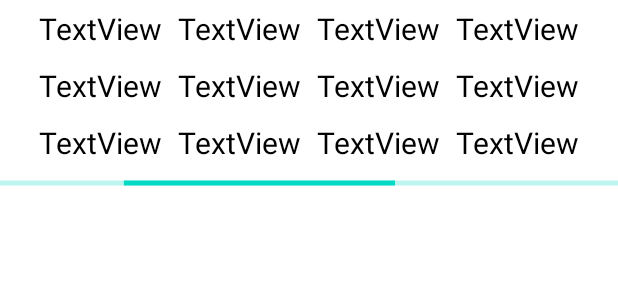
After one commit to GhoudanAyoub/projetws, an Android app: the layout activity_main2.xml on its own in the app's theme, with its tools: preview values and no code run, on a phone screen of 412 x 824 dp. The commit adds this screen. Shown: the top 300 px of the screen. Run offline under Robolectric (Android 15) with nearby library versions, the phone set to English and light mode, and no system bars; network calls fail.

Commit message:
show Etudiant

```diff
--- a/app/build.gradle
+++ b/app/build.gradle
@@ -37,4 +37,8 @@ dependencies {
     androidTestImplementation 'androidx.test.espresso:espresso-core:3.4.0'
     implementation 'com.android.volley:volley:1.2.1'
     implementation 'com.google.code.gson:gson:2.9.0'
+    //AndroidBAsic
+    //noinspection GradleCompatible
+    implementation 'com.android.support:recyclerview-v7:29.0.0'
+
 }
--- a/app/src/main/java/com/example/projetws/MainActivity.java
+++ b/app/src/main/java/com/example/projetws/MainActivity.java
@@ -1,5 +1,6 @@
 package com.example.projetws;
 
+import android.content.Intent;
 import android.os.Bundle;
 import android.util.Log;
 import android.view.View;
@@ -30,7 +31,7 @@ public class MainActivity extends AppCompatActivity implements View.OnClickListe
     private RadioButton f;
     private Button add;
     RequestQueue requestQueue;
-    String insertUrl = "http://localhost/php02_1/ws/createEtudiant.php";
+    String insertUrl = "http://localhost/phpvolley/ws/createEtudiant.php";
 
     @Override
     protected void onCreate(Bundle savedInstanceState) {
@@ -43,6 +44,7 @@ public class MainActivity extends AppCompatActivity implements View.OnClickListe
         m = (RadioButton) findViewById(R.id.m);
         f = (RadioButton) findViewById(R.id.f);
         add.setOnClickListener(this);
+        findViewById(R.id.buttonshow).setOnClickListener(view -> startActivity(new Intent(getApplicationContext(),MainActivity2.class)));
 
     }
 
--- a/app/src/main/res/layout/activity_main.xml
+++ b/app/src/main/res/layout/activity_main.xml
@@ -76,4 +76,10 @@
         android:layout_width="match_parent"
         android:layout_height="wrap_content"
         android:text="Add" />
+
+    <Button
+        android:id="@+id/buttonshow"
+        android:layout_width="match_parent"
+        android:layout_height="wrap_content"
+        android:text="Show All" />
 </LinearLayout>
--- /dev/null
+++ b/app/src/main/res/layout/activity_main2.xml
@@ -0,0 +1,33 @@
+<?xml version="1.0" encoding="utf-8"?>
+<ScrollView
+    xmlns:android="http://schemas.android.com/apk/res/android"
+    xmlns:app="http://schemas.android.com/apk/res-auto"
+    xmlns:tools="http://schemas.android.com/tools"
+    android:layout_width="match_parent"
+    android:layout_height="match_parent"
+    tools:context=".MainActivity2">
+
+    <LinearLayout
+        android:layout_width="match_parent"
+        android:layout_height="wrap_content"
+        android:orientation="vertical">
+
+        <androidx.recyclerview.widget.RecyclerView
+            android:id="@+id/recyclerView"
+            android:layout_width="match_parent"
+            android:layout_height="wrap_content"
+            android:background="#1EFFFFFF"
+            tools:listitem="@layout/rec_lay">
+
+        </androidx.recyclerview.widget.RecyclerView>
+
+        <ProgressBar
+            android:id="@+id/progressBar"
+            style="@style/Widget.AppCompat.ProgressBar.Horizontal"
+            android:layout_width="match_parent"
+            android:layout_height="wrap_content"
+            android:layout_gravity="center"
+            android:indeterminate="true" />
+
+    </LinearLayout>
+</ScrollView>
--- /dev/null
+++ b/app/src/main/res/layout/rec_lay.xml
@@ -0,0 +1,48 @@
+<?xml version="1.0" encoding="utf-8"?>
+<LinearLayout xmlns:android="http://schemas.android.com/apk/res/android"
+    android:layout_width="match_parent"
+    android:layout_height="wrap_content"
+    android:orientation="vertical">
+
+    <TableRow
+        android:layout_width="match_parent"
+        android:layout_height="match_parent"
+        android:gravity="center_horizontal">
+
+        <TextView
+            android:id="@+id/textView5"
+            android:layout_width="wrap_content"
+            android:layout_height="wrap_content"
+            android:layout_margin="5dp"
+            android:text="TextView"
+            android:textColor="#000000"
+            android:textSize="20sp" />
+
+        <TextView
+            android:id="@+id/textView6"
+            android:layout_width="wrap_content"
+            android:layout_height="wrap_content"
+            android:layout_margin="5dp"
+            android:text="TextView"
+            android:textColor="#000000"
+            android:textSize="20sp" />
+
+        <TextView
+            android:id="@+id/textView7"
+            android:layout_width="wrap_content"
+            android:layout_height="wrap_content"
+            android:layout_margin="5dp"
+            android:text="TextView"
+            android:textColor="#000000"
+            android:textSize="20sp" />
+
+        <TextView
+            android:id="@+id/textView8"
+            android:layout_width="wrap_content"
+            android:layout_height="wrap_content"
+            android:layout_margin="5dp"
+            android:text="TextView"
+            android:textColor="#000000"
+            android:textSize="20sp" />
+    </TableRow>
+</LinearLayout>
```
Also changed, not shown: app/src/main/AndroidManifest.xml (+7 -2 lines), app/src/main/java/com/example/projetws/EtudiantAdapter.java (added, +60 -0 lines), app/src/main/java/com/example/projetws/MainActivity2.java (added, +67 -0 lines).
